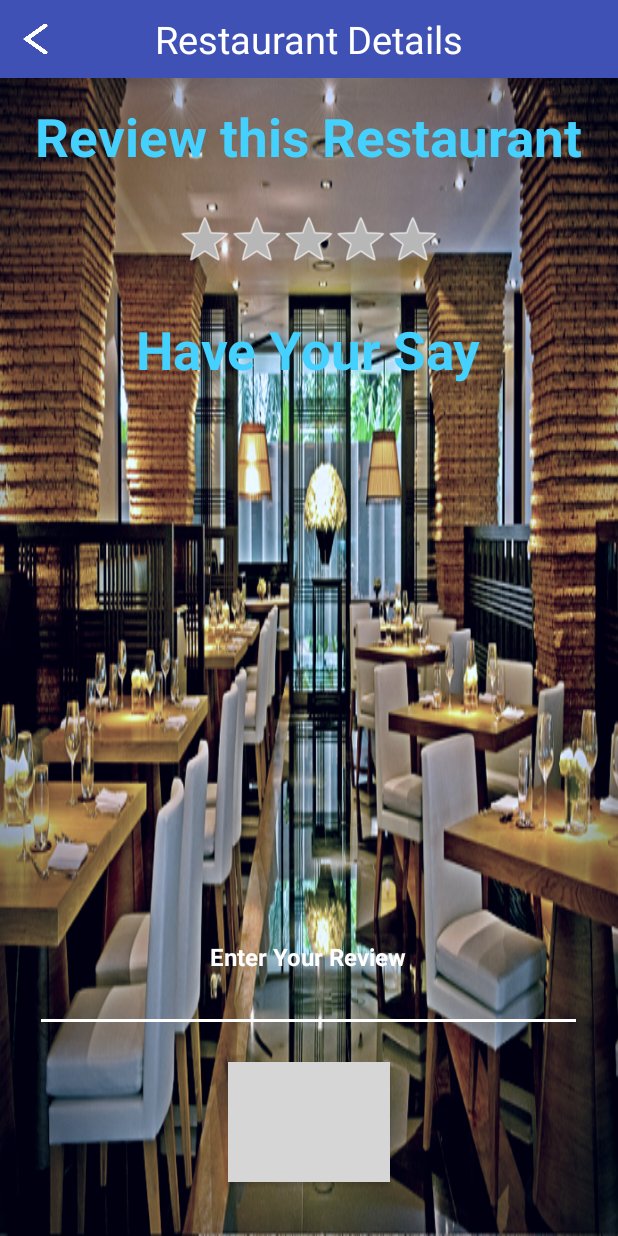
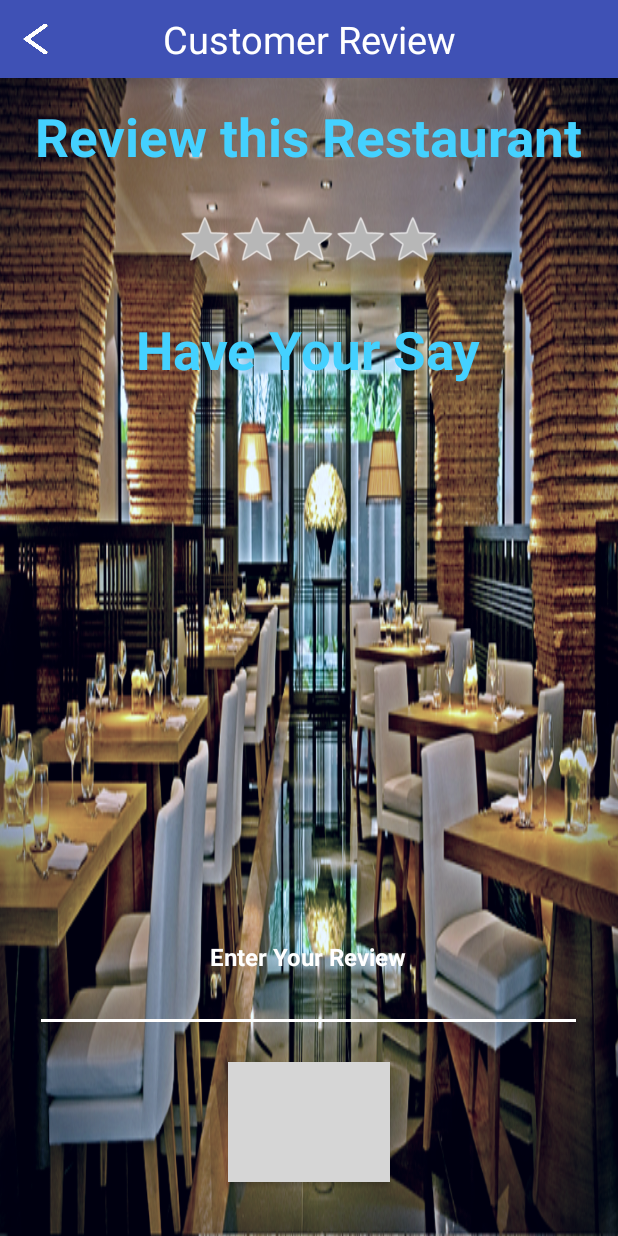
Before and after one commit to CSC3054-Group/GroupProject, an Android app: the layout activity_reviewpage.xml on its own in the app's theme, with its tools: preview values and no code run, on a phone screen of 412 x 824 dp. Run offline under Robolectric (Android 15) with nearby library versions, the phone set to English and light mode, and no system bars; grey boxes are pictures that could not be loaded.

Commit message:
final upload

```diff
--- a/app/src/main/AndroidManifest.xml
+++ b/app/src/main/AndroidManifest.xml
@@ -10,7 +10,7 @@
 
     <application
         android:allowBackup="true"
-        android:icon="@mipmap/ic_launcher"
+        android:icon="@drawable/logotwo"
         android:label="@string/app_name"
         android:supportsRtl="true"
         android:theme="@style/AppTheme">
--- a/app/src/main/res/layout/activity_restaurant_details.xml
+++ b/app/src/main/res/layout/activity_restaurant_details.xml
@@ -53,7 +53,7 @@
             android:layout_marginTop="44dp"
             android:id="@+id/rating"
             android:numStars="5"
-            android:backgroundTint="#44d1ff" />
+            android:backgroundTint="#ff0000" />
 
         <TextView
         android:id="@+id/textView4"
--- a/app/src/main/res/layout/activity_reviewpage.xml
+++ b/app/src/main/res/layout/activity_reviewpage.xml
@@ -7,7 +7,7 @@
     tools:context="com.groupwork.activity.Reviewpage"
     android:background="@drawable/rest">
 
-    <include layout="@layout/resinfo_title"
+    <include layout="@layout/review_title"
         android:id="@+id/Return"/>
 
 
@@ -62,7 +62,8 @@
         android:isIndicator="false"
         android:layout_below="@+id/tv_reviewbanner"
         android:layout_centerHorizontal="true"
-        android:layout_marginTop="27dp" />
+        android:layout_marginTop="27dp"
+        android:backgroundTint="@android:color/holo_blue_bright" />
 
     <TextView
         android:layout_width="wrap_content"
```
Also changed, not shown: app/src/main/java/com/groupwork/activity/Reviewpage.java (+11 -0 lines).
